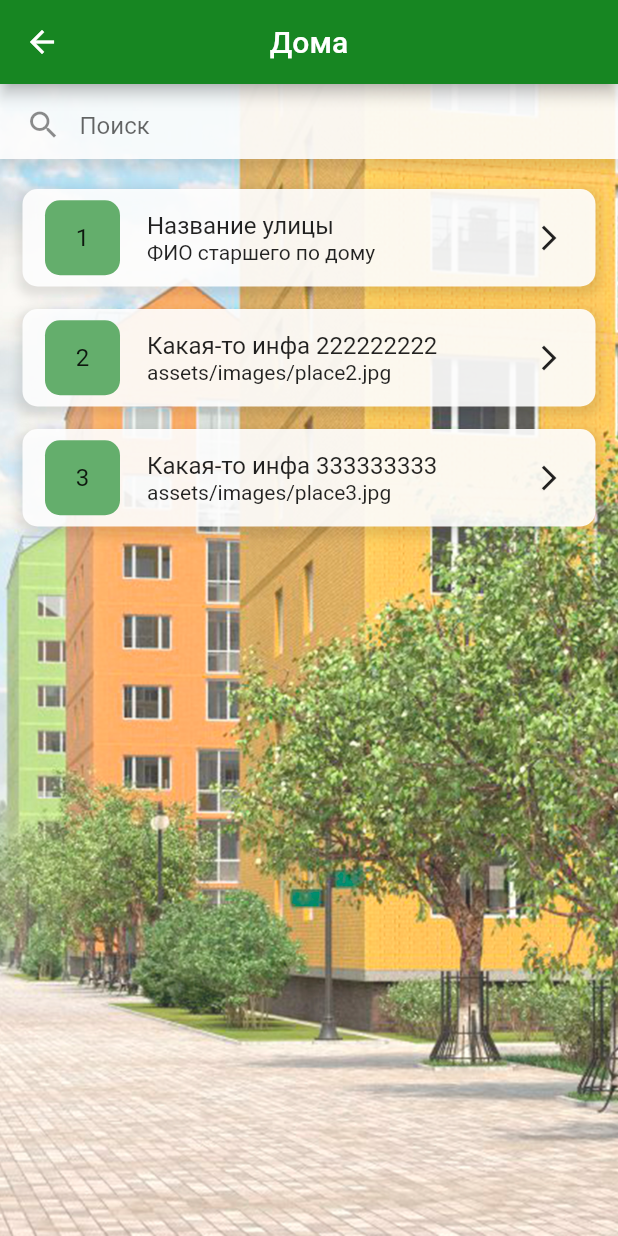
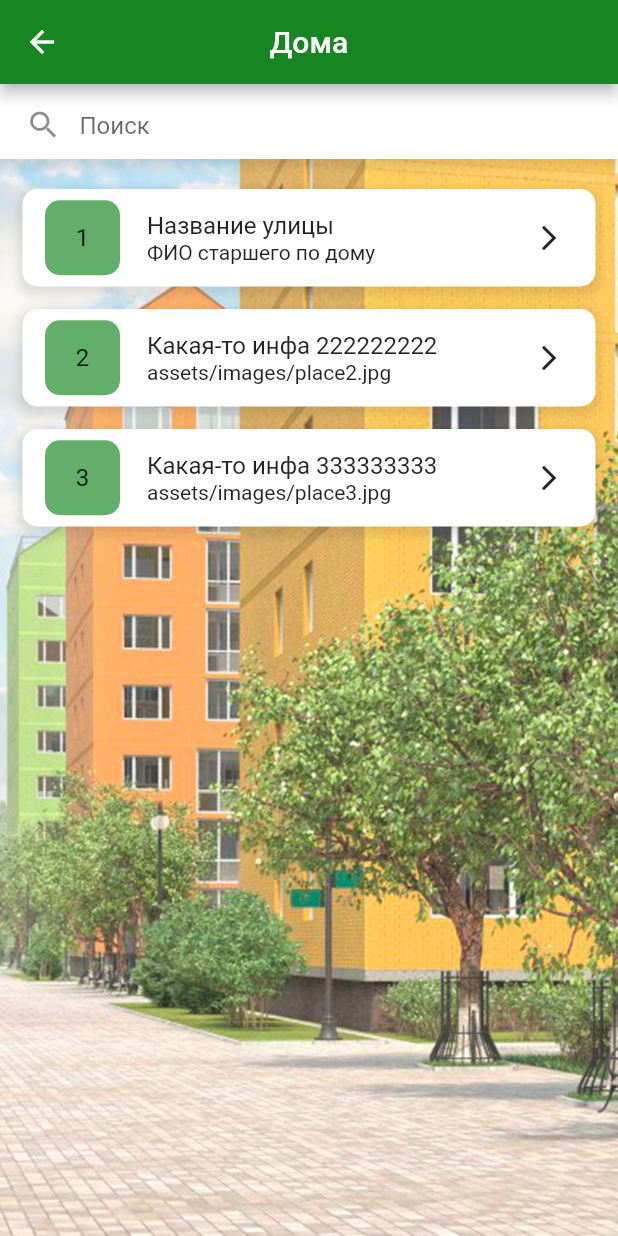
Before and after one commit to jestyal/tos_parkoviy_app, a Flutter app: the screen it shows after launch, after a tap on "Дома", on a phone screen of 412 x 824 dp. Run offline on Flutter 3.47's test engine with Material 2 defaults, Android fonts, the phone set to English and light mode, and no system bars; our stand-ins replace google_maps_flutter, splashscreen; network calls fail.

Commit message:
Fixed new design to catalog

```diff
--- a/lib/screens/3_catalog/3_catalog.dart
+++ b/lib/screens/3_catalog/3_catalog.dart
@@ -33,9 +33,27 @@ class _CatalogListState extends State<CatalogList> {
 
   static const bgColorHousesAppBar = Color(0xFF178622);
   static const bgColorHouses = Color(0xFF64ae6c);
-  static const bgColorEvents = Color(0xFFf18825);
-  static const bgColorOrganizations = Color(0xFFd60000);
-  static const bgColorPlaces = Color(0xFF003a5a);
+  static const bgColorEventsAppBar = Color(0xFFf18825);
+  static const bgColorEvents = Color(0xFFf5ac67);
+  static const bgColorOrganizationsAppBar = Color(0xFFd60000);
+  static const bgColorOrganizations = Color(0xFFe24d4d);
+  static const bgColorPlacesAppBar = Color(0xFF003a5a);
+  static const bgColorPlaces = Color(0xFF4d758c);
+
+
+  getColorAppBar(String title) {
+    if (title == "Дома") {
+      return bgColorHousesAppBar;
+    } else if (title == "Организации") {
+      return bgColorOrganizationsAppBar;
+    } else if (title == "Пространства") {
+      return bgColorPlacesAppBar;
+    } else if (title == "Мероприятия") {
+      return bgColorEventsAppBar;
+    } else {
+      return bgColorHousesAppBar;
+    }
+  }
 
   final cityController = TextEditingController();
 
@@ -44,13 +62,14 @@ class _CatalogListState extends State<CatalogList> {
     super.initState();
   }
 
+
   @override
   Widget build(BuildContext context) {
     return Scaffold(
       appBar: AppBar(
         title: Text(widget.title),
         centerTitle: true,
-        backgroundColor: bgColorHousesAppBar,
+        backgroundColor: getColorAppBar(widget.title),
       ),
       resizeToAvoidBottomInset: false,
       body: SizedBox(
@@ -72,7 +91,7 @@ class _CatalogListState extends State<CatalogList> {
                       left: 5, top: 5, right: 5, bottom: 00),
                   height: 50,
                   decoration: BoxDecoration(
-                    color: Colors.white.withOpacity(0.9),
+                    color: Colors.white,
                     boxShadow: [
                       BoxShadow(
                         color: Colors.black.withOpacity(0.1),
@@ -115,7 +134,7 @@ class _CatalogListState extends State<CatalogList> {
                         child: Container(
                           margin: const EdgeInsets.only(bottom: 15),
                           decoration: BoxDecoration(
-                            color: Colors.white.withOpacity(0.9),
+                            color: Colors.white,
                             borderRadius:
                                 const BorderRadius.all(Radius.circular(10)),
                             boxShadow: [
```
